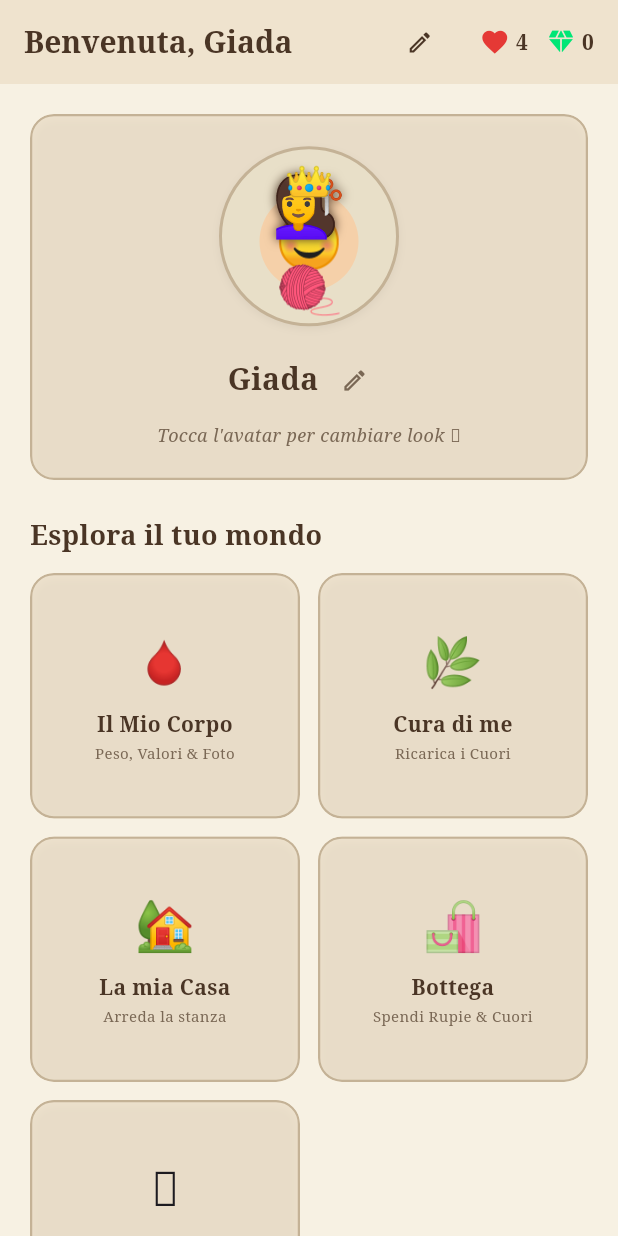
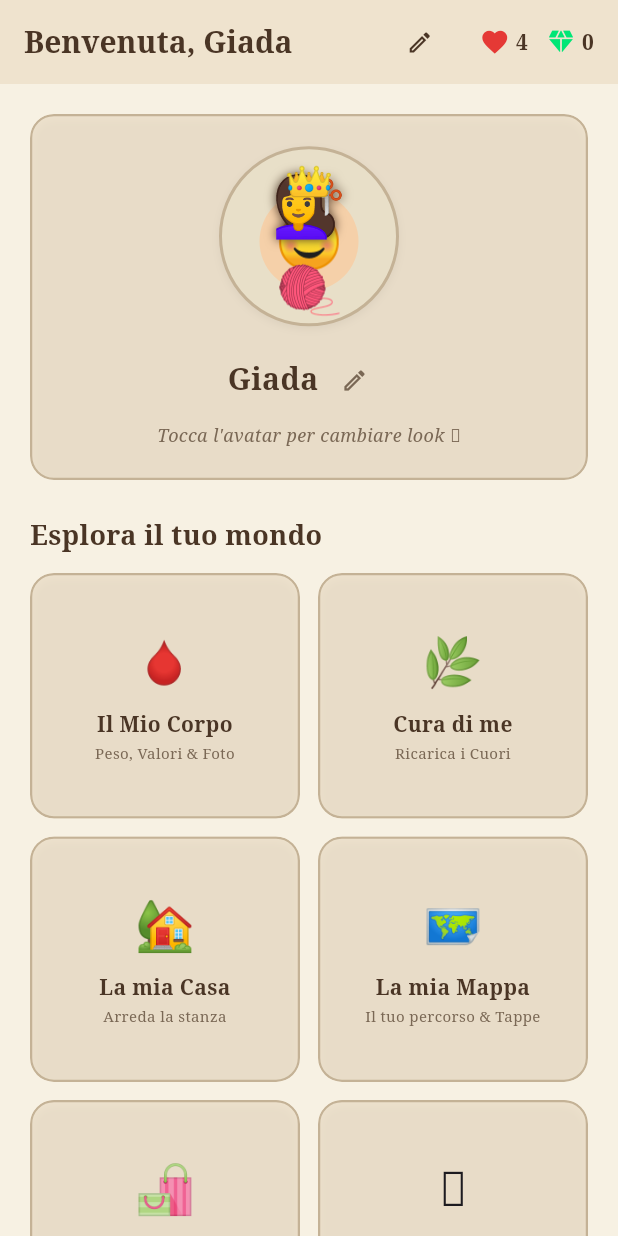
Before and after one commit to bozzochet/RipartoDaMe, a Flutter app: the screen it shows after launch, on a phone screen of 412 x 824 dp. Run offline on Flutter 3.47's test engine with Material 3 defaults, Android fonts, the phone set to English and light mode, and no system bars; our stand-ins replace audioplayers, fl_chart, hive_flutter, image_picker; accounts and stored records are empty.

Commit message:
miglioramente ricompense peso ma ancora non va bene

```diff
--- a/lib/models/user_model.dart
+++ b/lib/models/user_model.dart
@@ -3,9 +3,11 @@ class UserModel {
   String name;
   double currentWeight;
   double targetWeight;
+  double startWeight;
   double height;
   int currentHearts;     // Cuori attuali riempiti oggi
   int maxHearts;        // Cuori totali / cap giornaliero
+  List<String> claimedStageIds; // <--- Aggiungi questo
   int coins;            // Monete/Rupie per comprare abiti e mobili
   int xp;               // Punti esperienza per la progressione
   AvatarConfig avatarConfig;
@@ -15,13 +17,15 @@ class UserModel {
     required this.name,
     required this.currentWeight,
     required this.targetWeight,
+    this.startWeight = 95.0,
     this.height = 165.0,
     this.currentHearts = 4,
     this.maxHearts = 10,
     this.coins = 0,
     this.xp = 0,
     required this.avatarConfig,
-  });
+    List<String>? claimedStageIds, // <--- Inizializzatore
+  }) : claimedStageIds = claimedStageIds ?? [];
 
   // Alias utili se nel codice usi "heartsToday" o "maxHeartsDaily"
   int get heartsToday => currentHearts;
--- a/lib/screens/home_screen.dart
+++ b/lib/screens/home_screen.dart
@@ -9,6 +9,7 @@ import 'il_mio_corpo_screen.dart';
 import 'la_mia_casa_screen.dart';
 import 'shop_screen.dart';
 import 'cura_di_me_screen.dart';
+import 'la_mia_mappa_screen.dart';
 
 class HomeScreen extends StatefulWidget {
   const HomeScreen({super.key});
@@ -276,6 +277,19 @@ class _HomeScreenState extends State<HomeScreen> {
                   },
                 ),
                 _buildMenuCard(
+                  title: 'La mia Mappa',
+                  subtitle: 'Il tuo percorso & Tappe',
+                  icon: '🗺️',
+                  color: const Color(0xFFE8DFC8),
+                  onTap: () async {
+                    await Navigator.push(
+                      context,
+                      MaterialPageRoute(builder: (context) => const LaMiaMappaScreen()),
+                    );
+                    _refreshData();
+                  },
+                ),
+                _buildMenuCard(
                   title: 'Bottega',
                   subtitle: 'Spendi Rupie & Cuori',
                   icon: '🛍️',
```
Also changed, not shown: lib/screens/la_mia_mappa_screen.dart (+82 -25 lines).
